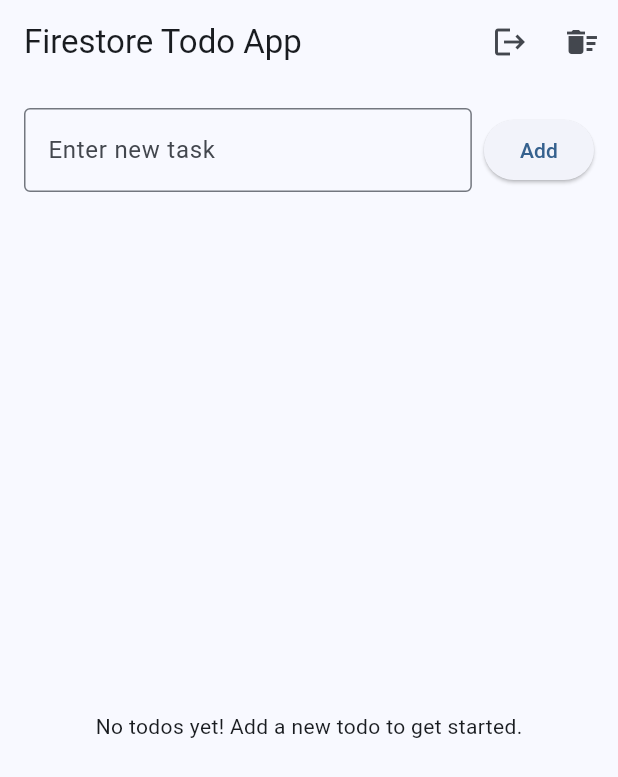
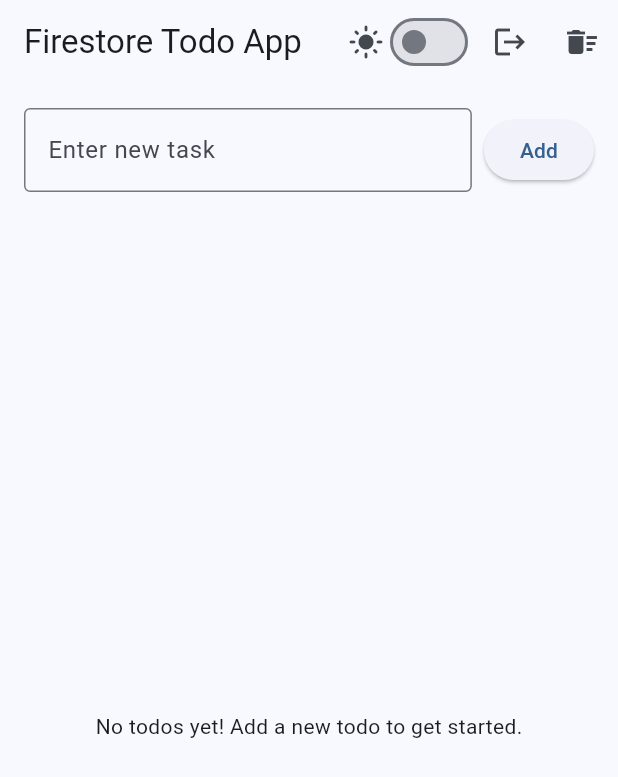
Before and after one commit to Abdull-Kudus/firestore_crud_demo, a Flutter app: the screen it shows once a user with an empty profile is signed in, on a phone screen of 412 x 824 dp. Shown: the top 777 px of the screen. Run offline on Flutter 3.47's test engine with Material 3 defaults, Android fonts, the phone set to English and light mode, and no system bars; our stand-ins replace cloud_firestore, firebase_auth, firebase_core, flutter_dotenv, shared_preferences; accounts and stored records are empty.

Commit message:
Save light/dark theme choice with shared_preferences
ThemeService loads and saves an isDarkMode bool, a Switch in the todo AppBar toggles it, and the app opens in the saved theme on restart.

```diff
--- a/lib/main.dart
+++ b/lib/main.dart
@@ -5,6 +5,7 @@ import 'package:flutter_dotenv/flutter_dotenv.dart';
 import 'package:provider/provider.dart';
 import 'firebase_options.dart';
 import 'services/auth_service.dart';
+import 'services/theme_service.dart';
 import 'screens/login_screen.dart';
 import 'screens/register_screen.dart';
 import 'screens/todo_screen.dart';
@@ -15,26 +16,43 @@ Future<void> main() async {
   await Firebase.initializeApp(
     options: DefaultFirebaseOptions.currentPlatform,
   );
-  runApp(const TodoApp());
+  // Read the saved theme before the first frame so the app opens in it
+  final isDarkMode = await ThemeService.loadIsDarkMode();
+  runApp(TodoApp(isDarkMode: isDarkMode));
 }
 
 class TodoApp extends StatelessWidget {
-  const TodoApp({super.key});
+  final bool isDarkMode;
+
+  const TodoApp({super.key, required this.isDarkMode});
 
   @override
   Widget build(BuildContext context) {
     return MultiProvider(
       providers: [
         Provider<AuthService>(create: (_) => AuthService()),
+        ChangeNotifierProvider<ThemeService>(
+          create: (_) => ThemeService(isDarkMode),
+        ),
       ],
-      child: MaterialApp(
+      child: Consumer<ThemeService>(
+        builder: (context, themeService, _) => MaterialApp(
           debugShowCheckedModeBanner: false,
           title: 'Todo App with Auth',
           theme: ThemeData(
             colorScheme: ColorScheme.fromSeed(seedColor: Colors.blue),
             useMaterial3: true,
           ),
+          darkTheme: ThemeData(
+            colorScheme: ColorScheme.fromSeed(
+              seedColor: Colors.blue,
+              brightness: Brightness.dark,
+            ),
+            useMaterial3: true,
+          ),
+          themeMode: themeService.themeMode,
           home: const AuthWrapper(),
+        ),
       ),
     );
   }
--- a/lib/screens/login_screen.dart
+++ b/lib/screens/login_screen.dart
@@ -58,7 +58,6 @@ class _LoginScreenState extends State<LoginScreen> {
   @override
   Widget build(BuildContext context) {
     return Scaffold(
-      backgroundColor: Colors.grey[100],
       body: SafeArea(
         child: Center(
           child: SingleChildScrollView(
--- a/lib/screens/register_screen.dart
+++ b/lib/screens/register_screen.dart
@@ -77,7 +77,6 @@ class _RegisterScreenState extends State<RegisterScreen> {
   @override
   Widget build(BuildContext context) {
     return Scaffold(
-      backgroundColor: Colors.grey[100],
       body: SafeArea(
         child: Center(
           child: SingleChildScrollView(
--- a/lib/screens/todo_screen.dart
+++ b/lib/screens/todo_screen.dart
@@ -2,6 +2,7 @@ import 'package:flutter/material.dart';
 import 'package:cloud_firestore/cloud_firestore.dart';
 import 'package:provider/provider.dart';
 import '../services/auth_service.dart';
+import '../services/theme_service.dart';
 import '../services/todo_service.dart';
 
 class TodoList extends StatefulWidget {
@@ -147,10 +148,18 @@ class _TodoListState extends State<TodoList> {
 
   @override
   Widget build(BuildContext context) {
+    final themeService = context.watch<ThemeService>();
+
     return Scaffold(
       appBar: AppBar(
         title: const Text('Firestore Todo App'),
         actions: [
+          // Dark / light mode switch, saved with shared_preferences
+          Icon(themeService.isDarkMode ? Icons.dark_mode : Icons.light_mode),
+          Switch(
+            value: themeService.isDarkMode,
+            onChanged: themeService.toggleTheme,
+          ),
           IconButton(
             icon: const Icon(Icons.logout),
             onPressed: () async {
--- /dev/null
+++ b/lib/services/theme_service.dart
@@ -0,0 +1,32 @@
+import 'package:flutter/material.dart';
+import 'package:shared_preferences/shared_preferences.dart';
+
+class ThemeService extends ChangeNotifier {
+  static const String _isDarkModeKey = 'isDarkMode';
+
+  bool _isDarkMode;
+
+  ThemeService(this._isDarkMode);
+
+  bool get isDarkMode => _isDarkMode;
+  ThemeMode get themeMode => _isDarkMode ? ThemeMode.dark : ThemeMode.light;
+
+  // Retrieve the saved theme (defaults to light mode on first launch)
+  static Future<bool> loadIsDarkMode() async {
+    final prefs = await SharedPreferences.getInstance();
+    return prefs.getBool(_isDarkModeKey) ?? false;
+  }
+
+  // Save the chosen theme so it survives closing the app
+  static Future<void> saveIsDarkMode(bool isDarkMode) async {
+    final prefs = await SharedPreferences.getInstance();
+    await prefs.setBool(_isDarkModeKey, isDarkMode);
+  }
+
+  // Called by the Switch: update the UI, then persist the choice
+  Future<void> toggleTheme(bool isDarkMode) async {
+    _isDarkMode = isDarkMode;
+    notifyListeners();
+    await saveIsDarkMode(isDarkMode);
+  }
+}
--- a/pubspec.yaml
+++ b/pubspec.yaml
@@ -40,6 +40,7 @@ dependencies:
   flutter_dotenv: ^6.0.1
   firebase_auth: ^7.0.1
   provider: ^6.1.5+1
+  shared_preferences: ^2.5.6
 
 dev_dependencies:
   flutter_test:
```
Also changed, not shown: pubspec.lock, 1 other file. Lines whose indentation alone changed are shown as unchanged.
